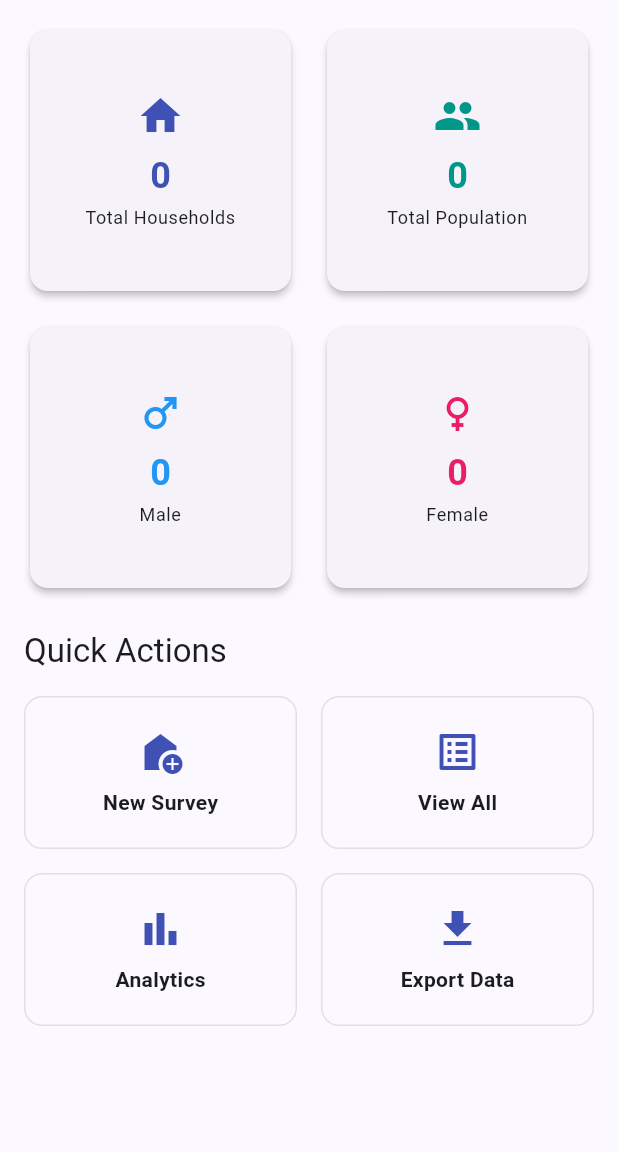
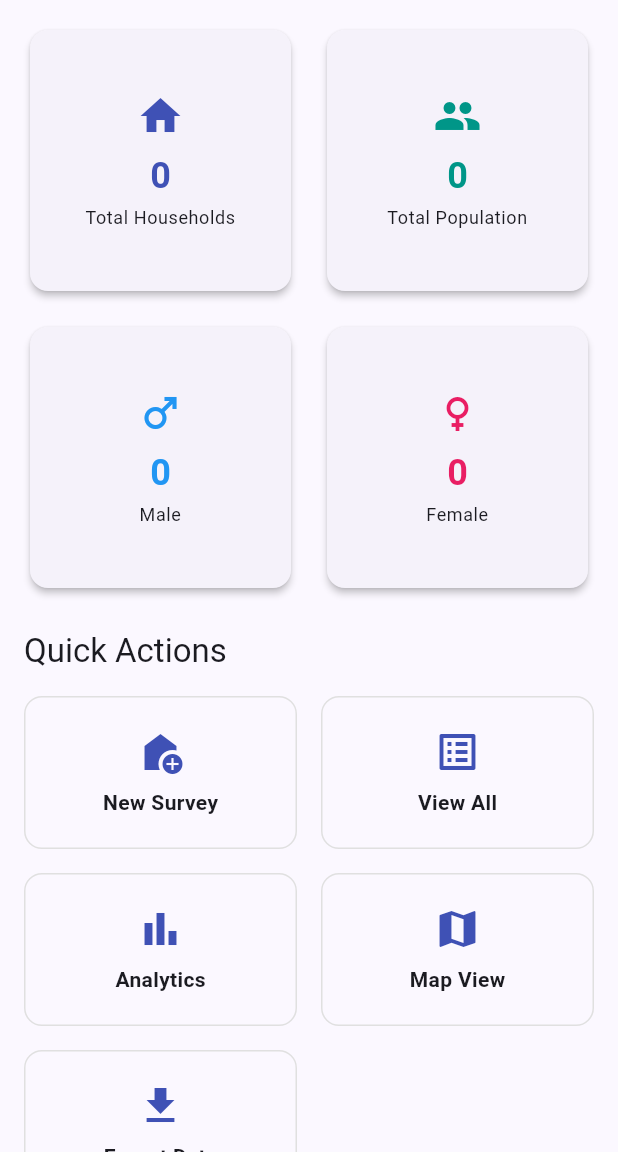
Before and after one commit to parthrana-27/SurveySync, a Flutter app: the DashboardScreen screen opened directly, on a phone screen of 412 x 824 dp, the part 84-1236 px from its top. Run offline on Flutter 3.47's test engine with Material 3 defaults, Android fonts, the phone set to English and light mode, and no system bars; our stand-ins replace fl_chart, flutter_map, geolocator, hive, hive_flutter, latlong2; accounts and stored records are empty; generated files the repository leaves out were written again.

Commit message:
Added map view of the household

```diff
--- a/lib/screens/dashboard/dashboard_screen.dart
+++ b/lib/screens/dashboard/dashboard_screen.dart
@@ -5,6 +5,7 @@ import '../../widgets/summary_card.dart';
 import '../../services/export_service.dart';
 import '../households/household_list_screen.dart';
 import '../households/add_household_screen.dart';
+import '../households/map_view_screen.dart';
 import '../analytics/analytics_screen.dart';
 
 class DashboardScreen extends StatelessWidget {
@@ -115,6 +116,23 @@ class DashboardScreen extends StatelessWidget {
                     const SizedBox(width: 16),
                     Expanded(
                       child: _QuickActionButton(
+                        icon: Icons.map,
+                        label: 'Map View',
+                        onTap: () {
+                          Navigator.push(
+                            context,
+                            MaterialPageRoute(builder: (context) => const MapViewScreen()),
+                          );
+                        },
+                      ),
+                    ),
+                  ],
+                ),
+                const SizedBox(height: 16),
+                Row(
+                  children: [
+                    Expanded(
+                      child: _QuickActionButton(
                         icon: Icons.download,
                         label: 'Export Data',
                         onTap: () {
@@ -122,6 +140,8 @@ class DashboardScreen extends StatelessWidget {
                         },
                       ),
                     ),
+                    const SizedBox(width: 16),
+                    const Spacer(),
                   ],
                 ),
               ],
--- a/lib/screens/households/add_household_screen.dart
+++ b/lib/screens/households/add_household_screen.dart
@@ -60,7 +60,7 @@ class _AddHouseholdScreenState extends State<AddHouseholdScreen> {
                   onChanged: (v) => age = int.tryParse(v) ?? 18,
                 ),
                 DropdownButtonFormField<String>(
-                  value: gender,
+                  initialValue: gender,
                   items: ['Male', 'Female', 'Other'].map((g) => DropdownMenuItem(value: g, child: Text(g))).toList(),
                   onChanged: (v) => gender = v!,
                   decoration: const InputDecoration(labelText: 'Gender'),
--- a/lib/widgets/household_card.dart
+++ b/lib/widgets/household_card.dart
@@ -21,7 +21,7 @@ class HouseholdCard extends StatelessWidget {
       child: ListTile(
         onTap: onTap,
         leading: CircleAvatar(
-          backgroundColor: Colors.indigo.withOpacity(0.1),
+          backgroundColor: Colors.indigo.withValues(alpha: 0.1),
           child: const Icon(Icons.house, color: Colors.indigo),
         ),
         title: Text(
--- a/pubspec.yaml
+++ b/pubspec.yaml
@@ -39,6 +39,8 @@ dependencies:
   geolocator: ^13.0.2
   intl: ^0.19.0
   uuid: ^4.5.1
+  flutter_map: ^7.0.2
+  latlong2: ^0.9.1
 
 dev_dependencies:
   flutter_test:
```
Also changed, not shown: lib/screens/households/map_view_screen.dart (added, +70 -0 lines), pubspec.lock, 3 other files.
